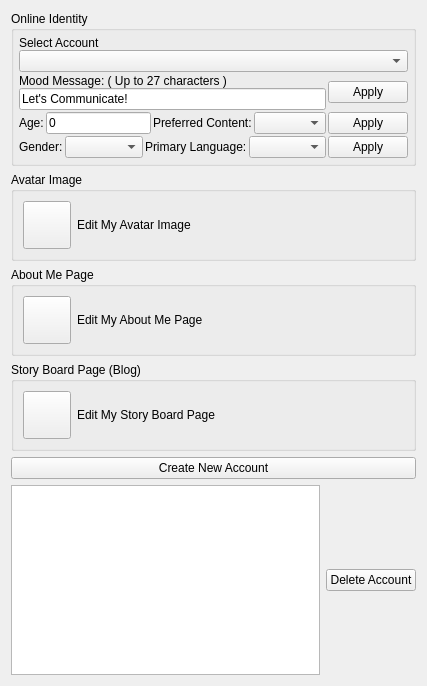
The window that GoTvApps/GoTvCommon/Forms/AppletUserIdentity.ui (brettrjones/gotvptop) describes before a commit, drawn with Qt 5.
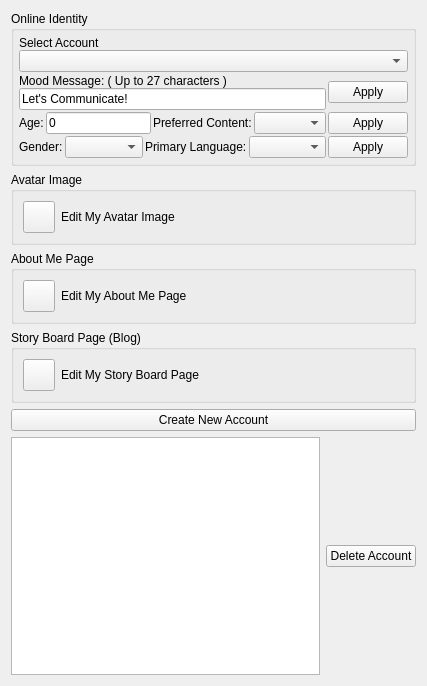
The same window after the commit. Custom widgets are drawn as their Qt base class.

Patch:
```diff
--- a/GoTvApps/GoTvCommon/Forms/AppletUserIdentity.ui
+++ b/GoTvApps/GoTvCommon/Forms/AppletUserIdentity.ui
@@ -212,14 +212,14 @@
        <widget class="VxPushButton" name="m_EditAvatarImageButton">
         <property name="minimumSize">
          <size>
-          <width>48</width>
-          <height>48</height>
+          <width>32</width>
+          <height>32</height>
          </size>
         </property>
         <property name="maximumSize">
          <size>
-          <width>48</width>
-          <height>48</height>
+          <width>32</width>
+          <height>32</height>
          </size>
         </property>
         <property name="text">
@@ -259,14 +259,14 @@
        <widget class="VxPushButton" name="m_EditAboutMeButton">
         <property name="minimumSize">
          <size>
-          <width>48</width>
-          <height>48</height>
+          <width>32</width>
+          <height>32</height>
          </size>
         </property>
         <property name="maximumSize">
          <size>
-          <width>48</width>
-          <height>48</height>
+          <width>32</width>
+          <height>32</height>
          </size>
         </property>
         <property name="text">
@@ -306,14 +306,14 @@
        <widget class="VxPushButton" name="m_EditStoryboardButton">
         <property name="minimumSize">
          <size>
-          <width>48</width>
-          <height>48</height>
+          <width>32</width>
+          <height>32</height>
          </size>
         </property>
         <property name="maximumSize">
          <size>
-          <width>48</width>
-          <height>48</height>
+          <width>32</width>
+          <height>32</height>
          </size>
         </property>
         <property name="text">
```
